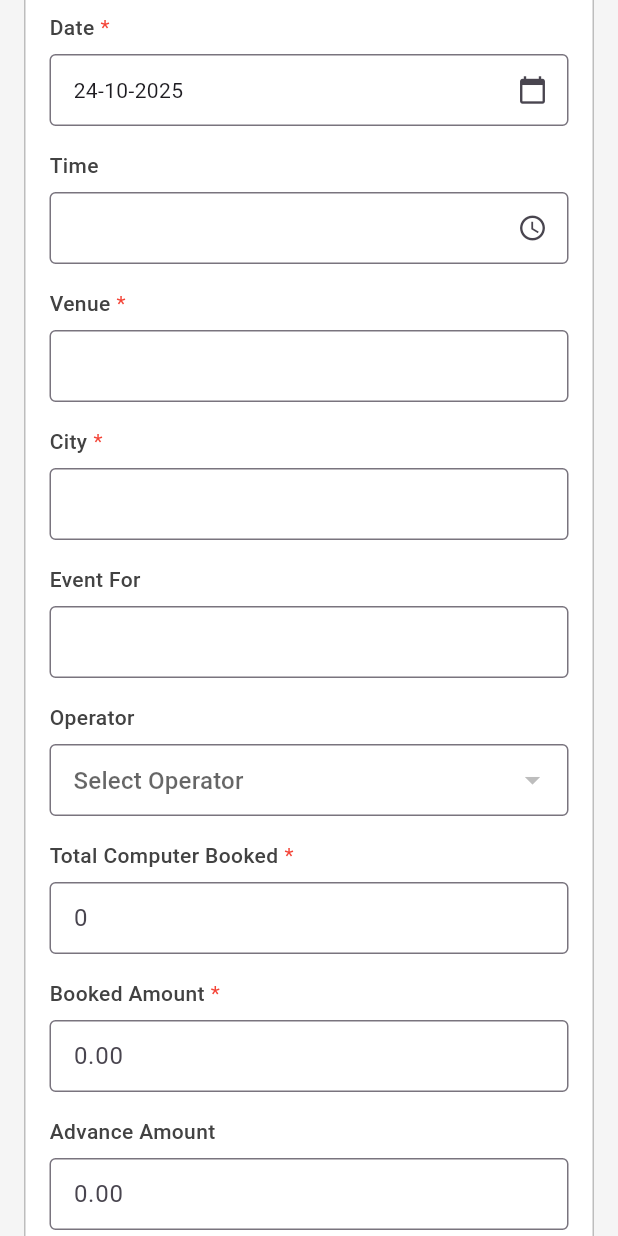
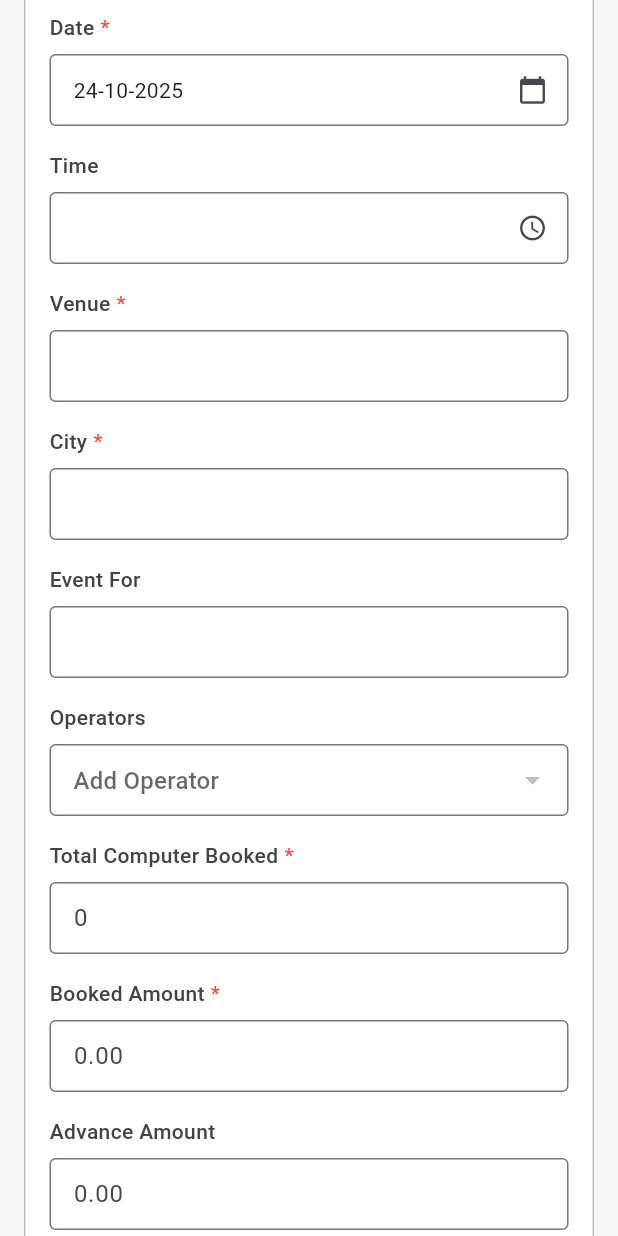
Before and after one commit to Jayasri1702/moi_virunthu, a Flutter app: the CreateEventScreen screen opened by its route, scrolled down 576 dp, on a phone screen of 412 x 824 dp. Run offline on Flutter 3.47's test engine with Material 3 defaults, Android fonts, the phone set to English and light mode, and no system bars; our stand-ins replace pdf, printing, share_plus, supabase_flutter; missing offline and left inert: argon2; accounts and stored records are empty.

Commit message:
multiple operators

```diff
--- a/lib/screens/admin/create_event_screen.dart
+++ b/lib/screens/admin/create_event_screen.dart
@@ -41,7 +41,7 @@ class _CreateEventScreenState extends State<CreateEventScreen> {
   DateTime _selectedDate = DateTime.now();
   TimeOfDay? _selectedTime;
   String? _selectedEventType;
-  String? _selectedOperator;
+  List<String> _selectedOperators = [];
   String _selectedStatus = 'Upcoming';
   bool _skipDenomination = false;
   bool _skipPrint = false;
@@ -149,28 +149,30 @@ class _CreateEventScreenState extends State<CreateEventScreen> {
     final status = _editingEvent!['status']?.toString() ?? 'upcoming';
     _selectedStatus = status[0].toUpperCase() + status.substring(1).toLowerCase();
 
-    _loadAssignedOperator();
-  }
-
-  Future<void> _loadAssignedOperator() async {
+    _loadAssignedOperators();
+  }
+
+  Future<void> _loadAssignedOperators() async {
     if (_editingEvent == null) return;
 
     try {
-      final assignment = await _auth.client
+      final assignments = await _auth.client
           .from('event_assignments')
           .select('operator_id')
-          .eq('event_id', _editingEvent!['id'])
-          .maybeSingle();
-
-      if (assignment != null && mounted) {
+          .eq('event_id', _editingEvent!['id']);
+
+      if (assignments != null && mounted) {
         setState(() {
-          _selectedOperator = assignment['operator_id'];
+          _selectedOperators = assignments
+              .map((a) => a['operator_id'] as String)
+              .toList();
         });
       }
     } catch (e) {
       // Handle error silently
     }
   }
+
   static const platform = MethodChannel('com.example.moi_virunthu/whatsapp');
   Future<void> _generateReceiptAndSendWhatsApp() async {
     if (!_formKey.currentState!.validate()) {
@@ -243,11 +245,13 @@ class _CreateEventScreenState extends State<CreateEventScreen> {
 
         eventId = result['id'];
 
-        if (_selectedOperator != null) {
-          await _auth.client.from('event_assignments').insert({
+        if (_selectedOperators.isNotEmpty) {
+          final assignments = _selectedOperators.map((operatorId) => {
             'event_id': eventId,
-            'operator_id': _selectedOperator,
-          });
+            'operator_id': operatorId,
+          }).toList();
+
+          await _auth.client.from('event_assignments').insert(assignments);
         }
 
         // Update state to edit mode after first save
@@ -819,11 +823,13 @@ class _CreateEventScreenState extends State<CreateEventScreen> {
 
         eventId = result['id'];
 
-        if (_selectedOperator != null) {
-          await _auth.client.from('event_assignments').insert({
+        if (_selectedOperators.isNotEmpty) {
+          final assignments = _selectedOperators.map((operatorId) => {
             'event_id': eventId,
-            'operator_id': _selectedOperator,
-          });
+            'operator_id': operatorId,
+          }).toList();
+
+          await _auth.client.from('event_assignments').insert(assignments);
         }
 
         // Update state to edit mode after first save
@@ -869,11 +875,13 @@ class _CreateEventScreenState extends State<CreateEventScreen> {
           .delete()
           .eq('event_id', eventId);
 
-      if (_selectedOperator != null) {
-        await _auth.client.from('event_assignments').insert({
+      if (_selectedOperators.isNotEmpty) {
+        final assignments = _selectedOperators.map((operatorId) => {
           'event_id': eventId,
-          'operator_id': _selectedOperator,
-        });
+          'operator_id': operatorId,
+        }).toList();
+
+        await _auth.client.from('event_assignments').insert(assignments);
       }
     } catch (e) {
       // Handle error
@@ -897,7 +905,7 @@ class _CreateEventScreenState extends State<CreateEventScreen> {
       _selectedDate = DateTime.now();
       _selectedTime = null;
       _selectedStatus = 'Upcoming';
-      _selectedOperator = null;
+      _selectedOperators.clear();
       _skipDenomination = false;
       _skipPrint = false;
       if (_eventTypes.isNotEmpty) {
@@ -1223,19 +1231,55 @@ class _CreateEventScreenState extends State<CreateEventScreen> {
                             const SizedBox(height: 16),
 
                             _buildFormRow(
-                              label: 'Operator',
+                              label: 'Operators',
                               required: false,
                               isSmallScreen: isSmallScreen,
-                              child: DropdownButtonFormField<String>(
-                                value: _selectedOperator,
+                              child: Column(
+                                crossAxisAlignment: CrossAxisAlignment.start,
+                                children: [
+                                  if (_selectedOperators.isNotEmpty)
+                                    Container(
+                                      padding: const EdgeInsets.all(8),
+                                      decoration: BoxDecoration(
+                                        border: Border.all(color: Colors.grey[300]!),
+                                        borderRadius: BorderRadius.circular(4),
+                                      ),
+                                      child: Wrap(
+                                        spacing: 8,
+                                        runSpacing: 8,
+                                        children: _selectedOperators.map((operatorId) {
+                                          final operatorIndex = _operators.indexWhere((op) => op['id'] == operatorId);
+                                          if (operatorIndex == -1) return const SizedBox.shrink();
+
+                                          final operator = _operators[operatorIndex];
+                                          return Chip(
+                                            label: Text(operator['full_name'], style: const TextStyle(fontSize: 13)),
+                                            deleteIcon: const Icon(Icons.close, size: 16),
+                                            onDeleted: () {
+                                              setState(() {
+                                                _selectedOperators.remove(operatorId);
+                                              });
+                                            },
+                                            visualDensity: VisualDensity.compact,
+                                          );
+                                        }).toList(),
+                                      ),
+                                    ),
+                                  if (_selectedOperators.isNotEmpty)
+                                    const SizedBox(height: 8),
+                                  DropdownButtonFormField<String>(
+                                    key: ValueKey('operator_${_selectedOperators.length}_${_selectedOperators.hashCode}'),
+                                    value: null,
                                     isExpanded: true,
                                     decoration: const InputDecoration(
                                       border: OutlineInputBorder(),
                                       contentPadding: EdgeInsets.symmetric(horizontal: 12, vertical: 12),
                                       isDense: true,
-                                  hintText: 'Select Operator',
-                                ),
-                                items: _operators.map((operator) {
+                                      hintText: 'Add Operator',
+                                    ),
+                                    items: _operators
+                                        .where((op) => !_selectedOperators.contains(op['id']))
+                                        .map((operator) {
                                       return DropdownMenuItem<String>(
                                         value: operator['id'],
                                         child: Text(
@@ -1245,10 +1289,25 @@ class _CreateEventScreenState extends State<CreateEventScreen> {
                                       );
                                     }).toList(),
                                     onChanged: (value) {
-                                  setState(() => _selectedOperator = value);
-                                },
-                              ),
-                            ),
+                                      print('DEBUG: Dropdown value selected: $value');
+                                      print('DEBUG: Current _selectedOperators BEFORE: $_selectedOperators');
+
+                                      if (value != null && !_selectedOperators.contains(value)) {
+                                        setState(() {
+                                          _selectedOperators.add(value);
+                                          print('DEBUG: Operator added successfully');
+                                          print('DEBUG: Current _selectedOperators AFTER: $_selectedOperators');
+                                          print('DEBUG: Total operators now: ${_selectedOperators.length}');
+                                        });
+                                      } else {
+                                        print('DEBUG: Operator NOT added. value=$value, already exists=${_selectedOperators.contains(value)}');
+                                      }
+                                    },
+                                  ),
+                                ],
+                              ),
+                            ),
+
                             const SizedBox(height: 16),
 
                             _buildFormRow(
@@ -1273,6 +1332,7 @@ class _CreateEventScreenState extends State<CreateEventScreen> {
                                 },
                               ),
                             ),
+
                             const SizedBox(height: 16),
 
                             _buildFormRow(
```
Lines whose indentation alone changed are shown as unchanged.
